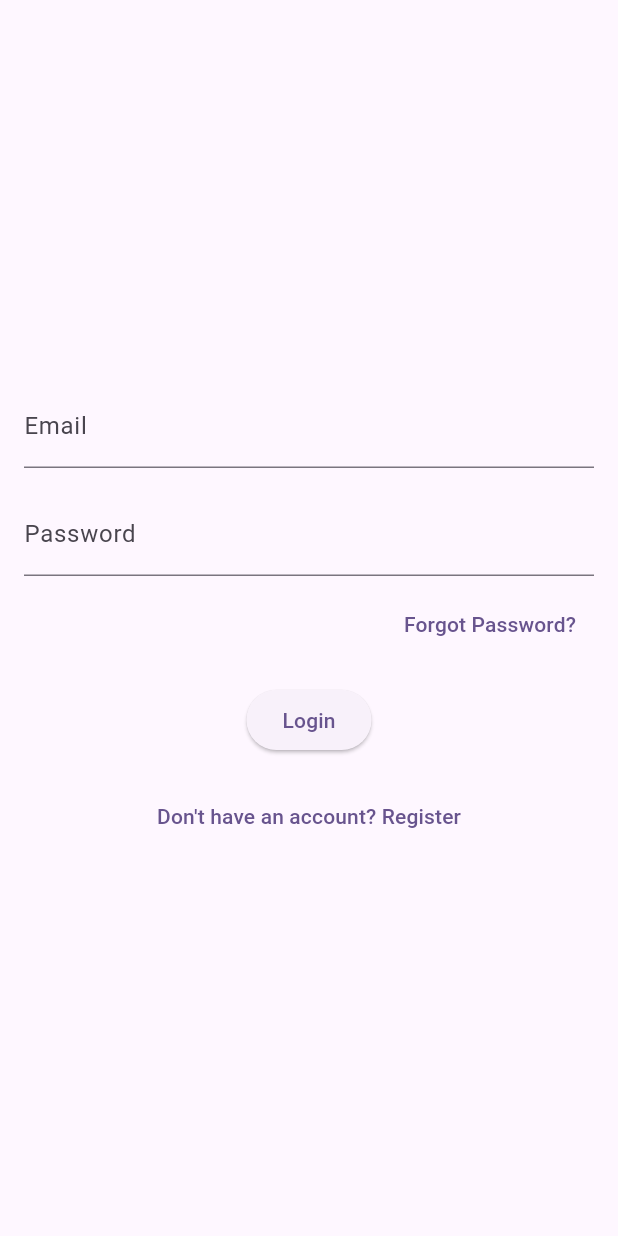
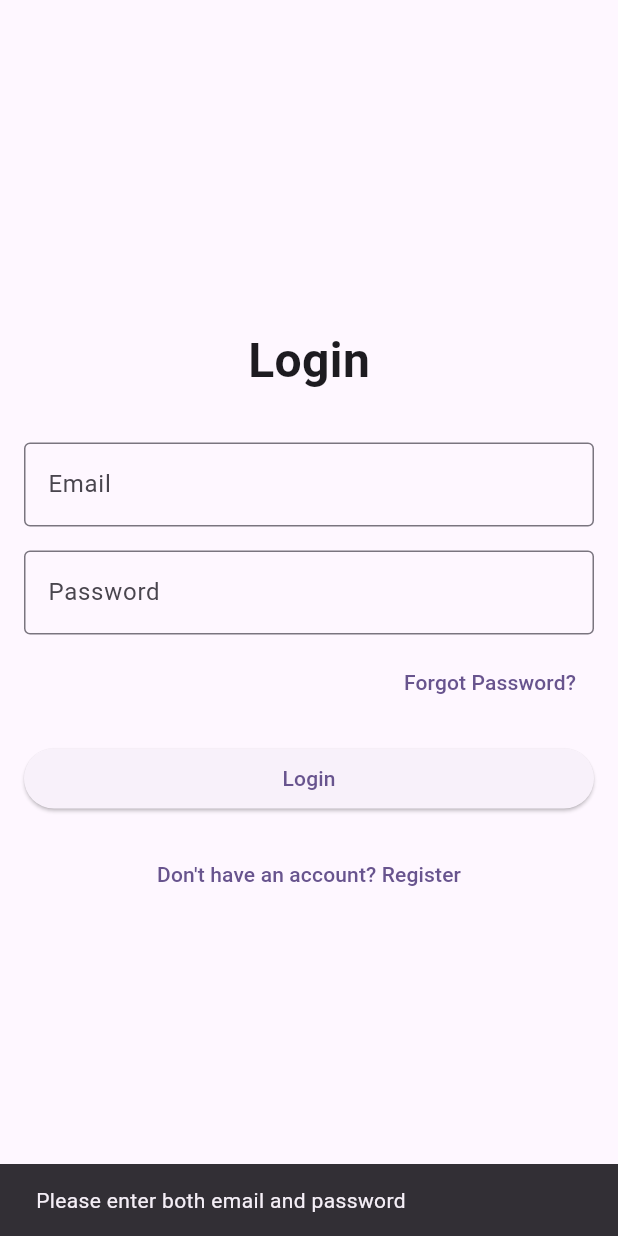
Before and after one commit to maissen/social_media_flutter, a Flutter app: the screen it shows after launch, after a tap on "Login", on a phone screen of 412 x 824 dp. Run offline on Flutter 3.47's test engine with Material 3 defaults, Android fonts, the phone set to English and light mode, and no system bars.

Commit message:
Create login functionality

```diff
--- a/lib/config/constants.dart
+++ b/lib/config/constants.dart
@@ -1,3 +1,3 @@
 class AppConstants {
-  static const String baseApiUrl = "localhost:8000/";
+  static const String baseApiUrl = "http://localhost:8000";
 }
--- a/lib/features/auth/screens/login_screen.dart
+++ b/lib/features/auth/screens/login_screen.dart
@@ -1,24 +1,94 @@
+// lib/features/auth/screens/login_screen.dart
 import 'package:flutter/material.dart';
 import 'register_screen.dart';
 import 'restore_password_screen.dart';
+import '../../profile/screens/profile_screen.dart'; // Navigate to ProfileScreen
+import '../../../utils/auth_helpers.dart';
 
-class LoginScreen extends StatelessWidget {
+class LoginScreen extends StatefulWidget {
   const LoginScreen({super.key});
+
+  @override
+  State<LoginScreen> createState() => _LoginScreenState();
+}
+
+class _LoginScreenState extends State<LoginScreen> {
+  final TextEditingController _emailController = TextEditingController();
+  final TextEditingController _passwordController = TextEditingController();
+  bool _isLoading = false;
+
+  void _login() async {
+    final email = _emailController.text.trim();
+    final password = _passwordController.text;
+
+    if (email.isEmpty || password.isEmpty) {
+      ScaffoldMessenger.of(context).showSnackBar(
+        const SnackBar(content: Text('Please enter both email and password')),
+      );
+      return;
+    }
+
+    setState(() {
+      _isLoading = true;
+    });
+
+    final response = await loginUser(email: email, password: password);
+
+    setState(() {
+      _isLoading = false;
+    });
+
+    if (response.success) {
+      // Navigate to ProfileScreen after successful login
+      Navigator.pushReplacement(
+        context,
+        MaterialPageRoute(builder: (_) => const ProfileScreen()),
+      );
+    } else {
+      ScaffoldMessenger.of(
+        context,
+      ).showSnackBar(SnackBar(content: Text(response.message)));
+    }
+  }
+
+  @override
+  void dispose() {
+    _emailController.dispose();
+    _passwordController.dispose();
+    super.dispose();
+  }
 
   @override
   Widget build(BuildContext context) {
     return Scaffold(
-      appBar: null, // No top bar here
+      appBar: null,
       body: Padding(
         padding: const EdgeInsets.all(16.0),
         child: Center(
+          child: SingleChildScrollView(
             child: Column(
               mainAxisAlignment: MainAxisAlignment.center,
               children: [
-              TextField(decoration: const InputDecoration(labelText: 'Email')),
+                const Text(
+                  'Login',
+                  style: TextStyle(fontSize: 32, fontWeight: FontWeight.bold),
+                ),
+                const SizedBox(height: 32),
+                TextField(
+                  controller: _emailController,
+                  decoration: const InputDecoration(
+                    labelText: 'Email',
+                    border: OutlineInputBorder(),
+                  ),
+                  keyboardType: TextInputType.emailAddress,
+                ),
                 const SizedBox(height: 16),
                 TextField(
-                decoration: const InputDecoration(labelText: 'Password'),
+                  controller: _passwordController,
+                  decoration: const InputDecoration(
+                    labelText: 'Password',
+                    border: OutlineInputBorder(),
+                  ),
                   obscureText: true,
                 ),
                 const SizedBox(height: 8),
@@ -37,11 +107,14 @@ class LoginScreen extends StatelessWidget {
                   ),
                 ),
                 const SizedBox(height: 16),
-              ElevatedButton(
-                onPressed: () {
-                  // TODO: Navigate to main app (after login)
-                },
+                _isLoading
+                    ? const CircularProgressIndicator()
+                    : SizedBox(
+                        width: double.infinity,
+                        child: ElevatedButton(
+                          onPressed: _login,
                           child: const Text('Login'),
+                        ),
                       ),
                 const SizedBox(height: 16),
                 TextButton(
@@ -59,6 +132,7 @@ class LoginScreen extends StatelessWidget {
             ),
           ),
         ),
+      ),
     );
   }
 }
```
Lines whose indentation alone changed are shown as unchanged.
